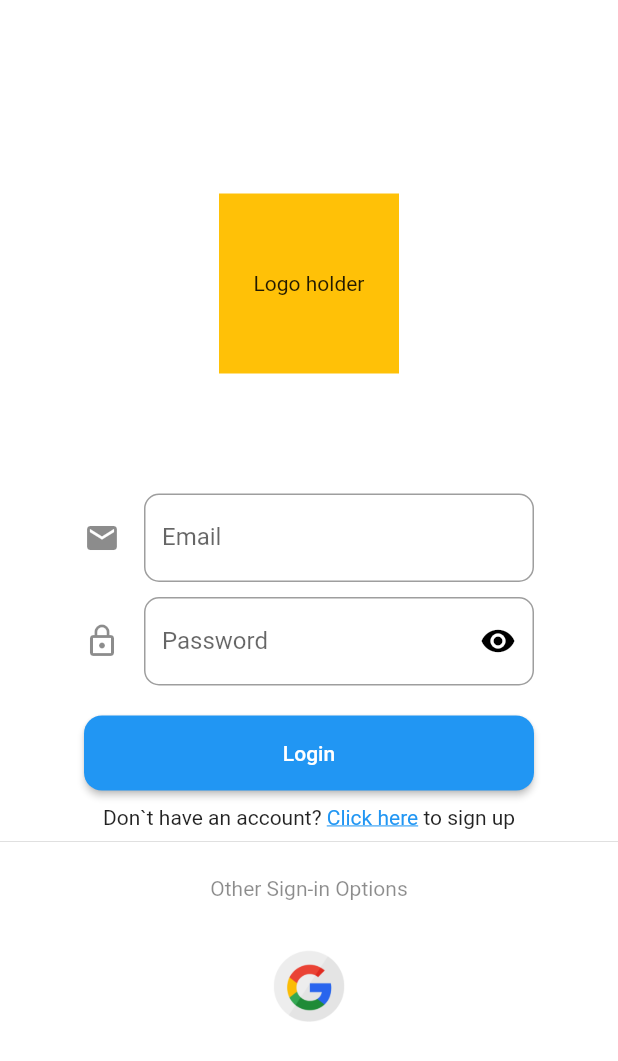
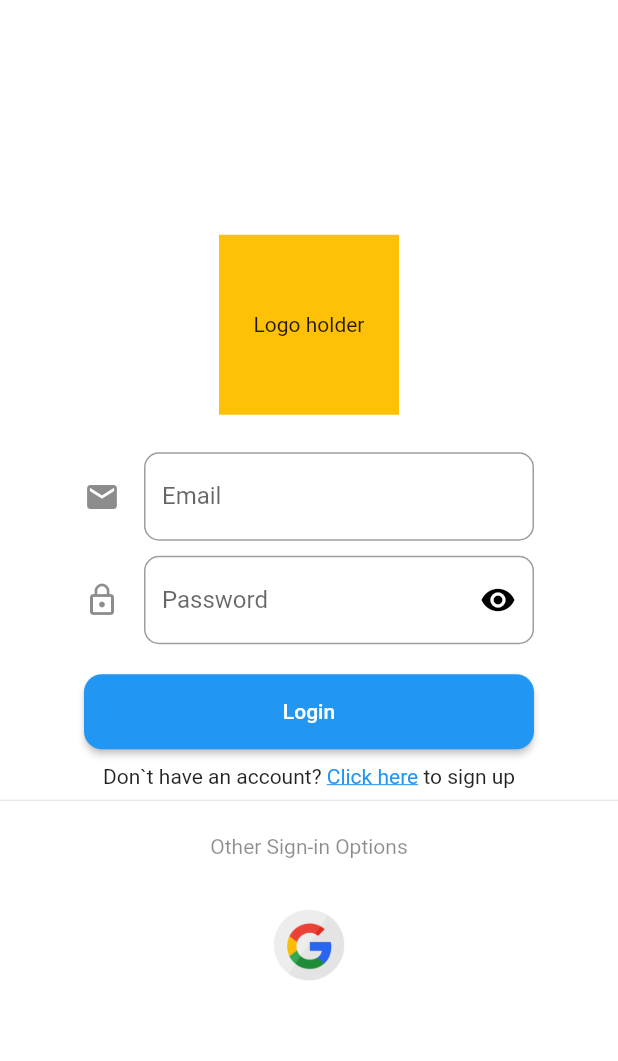
Before and after one commit to MXNXV-ERR/Flutter_EcomApp, a Flutter app: the screen it shows after launch, on a phone screen of 412 x 824 dp. Shown: the top 1061 px of the screen. Run offline on Flutter 3.47's test engine with Material 2 defaults, Android fonts, the phone set to English and light mode, and no system bars; our stand-ins replace carousel_pro, firebase_auth, firebase_core, google_sign_in; missing offline and left inert: dart:html; accounts and stored records are empty.

Commit message:
should work now

```diff
--- a/lib/pages/login.dart
+++ b/lib/pages/login.dart
@@ -32,7 +32,6 @@ class _LoginState extends State<Login> {
       debugShowCheckedModeBanner: false,
       home: Scaffold(
         backgroundColor: Colors.black45,
-        //key: _scaffoldKey,
         // appBar: AppBar(
         //   title: const Text("Login"),
         // ),
@@ -62,7 +61,7 @@ class _LoginState extends State<Login> {
               children: [
                 //===============================Logo Holder=====================
                 Padding(
-                  padding: EdgeInsets.only(bottom: 75.0),
+                  padding: EdgeInsets.only(bottom: 20.0),
                   child: SizedBox(
                     height: 120.0,
                     width: 120.0,
--- a/lib/pages/signup.dart
+++ b/lib/pages/signup.dart
@@ -13,7 +13,7 @@ class SignUp extends StatefulWidget {
 }
 
 class _SignUpState extends State<SignUp> {
-  final _scaffoldKey = GlobalKey<ScaffoldState>();
+  final _scaffoldKey = GlobalKey<ScaffoldMessengerState>();
   final GlobalKey<FormState> _formkey = GlobalKey<FormState>();
   String email = "";
   String password = "";
@@ -30,9 +30,9 @@ class _SignUpState extends State<SignUp> {
       home: Scaffold(
         backgroundColor: Colors.black45,
         key: _scaffoldKey,
-        appBar: AppBar(
-          title: const Text("Login"),
-        ),
+        // appBar: AppBar(
+        //   title: const Text("Login"),
+        // ),
         body: Center(
           child: Stack(children: [
             //=================Backgroung img=====================
@@ -59,7 +59,7 @@ class _SignUpState extends State<SignUp> {
               children: [
                 //===============================Logo Holder=====================
                 Padding(
-                  padding: EdgeInsets.only(bottom: 75.0),
+                  padding: EdgeInsets.only(bottom: 20.0),
                   child: SizedBox(
                     height: 120.0,
                     width: 120.0,
```
